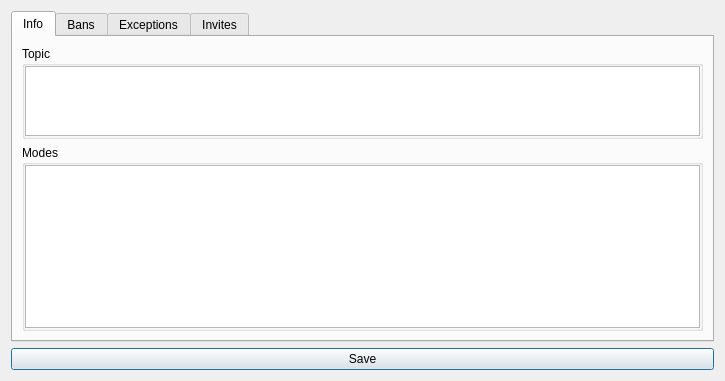
Before: the Qt Designer form src/GrumpyIRC/channelwin.ui in grumpy-irc/grumpy, drawn with Qt 5.
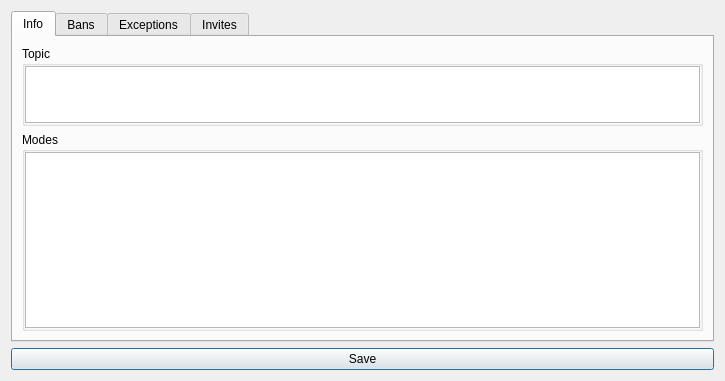
After: the same form once the commit is applied.

```diff
--- a/src/GrumpyIRC/channelwin.ui
+++ b/src/GrumpyIRC/channelwin.ui
@@ -26,6 +26,12 @@
       <layout class="QVBoxLayout" name="verticalLayout_2">
        <item>
         <widget class="QGroupBox" name="groupBox">
+         <property name="maximumSize">
+          <size>
+           <width>16777215</width>
+           <height>80</height>
+          </size>
+         </property>
          <property name="title">
           <string>Topic</string>
          </property>
```
